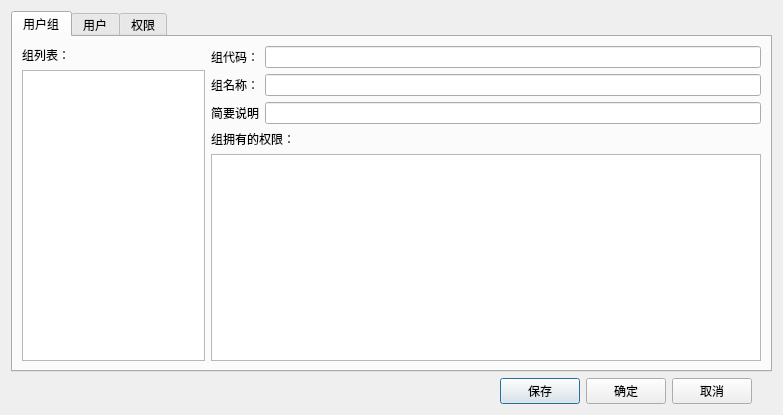
This is forms/seccondialog.ui in wangkungit5905/PzAssistant as Qt 5 draws it before an edit. The edited form follows.
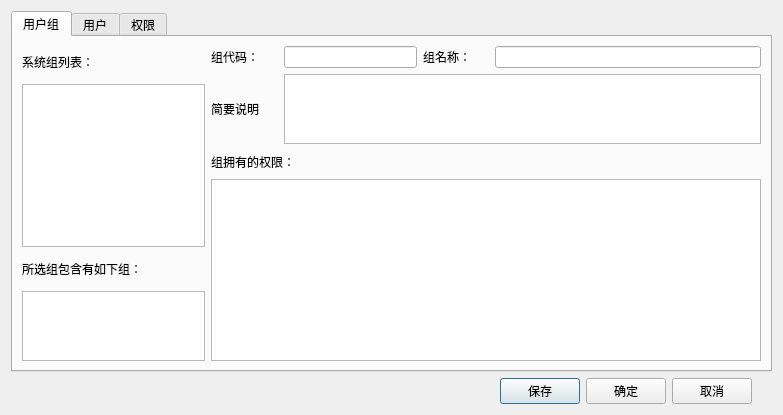
This is the edited form.

```diff
--- a/forms/seccondialog.ui
+++ b/forms/seccondialog.ui
@@ -28,11 +28,11 @@
       </attribute>
       <layout class="QHBoxLayout" name="horizontalLayout_5" stretch="1,3">
        <item>
-        <layout class="QVBoxLayout" name="verticalLayout">
+        <layout class="QVBoxLayout" name="verticalLayout" stretch="1,5,1,2">
          <item>
           <widget class="QLabel" name="label">
            <property name="text">
-            <string>组列表：</string>
+            <string>系统组列表：</string>
            </property>
           </widget>
          </item>
@@ -43,10 +43,24 @@
            </property>
           </widget>
          </item>
+         <item>
+          <widget class="QLabel" name="label_8">
+           <property name="text">
+            <string>所选组包含有如下组：</string>
+           </property>
+          </widget>
+         </item>
+         <item>
+          <widget class="QListWidget" name="lwGroupContain">
+           <property name="contextMenuPolicy">
+            <enum>Qt::CustomContextMenu</enum>
+           </property>
+          </widget>
+         </item>
         </layout>
        </item>
        <item>
-        <layout class="QGridLayout" name="gridLayout">
+        <layout class="QGridLayout" name="gridLayout" rowstretch="1,2,1,8" columnstretch="1,2,1,4">
          <item row="0" column="0">
           <widget class="QLabel" name="label_2">
            <property name="text">
@@ -61,24 +75,34 @@
            </property>
           </widget>
          </item>
-         <item row="1" column="0">
+         <item row="0" column="2">
           <widget class="QLabel" name="label_3">
            <property name="text">
             <string>组名称：</string>
            </property>
           </widget>
          </item>
-         <item row="1" column="1">
+         <item row="0" column="3">
           <widget class="QLineEdit" name="edtGroupName"/>
          </item>
-         <item row="4" column="0" colspan="2">
+         <item row="1" column="0">
+          <widget class="QLabel" name="label_15">
+           <property name="text">
+            <string>简要说明</string>
+           </property>
+          </widget>
+         </item>
+         <item row="1" column="1" colspan="3">
+          <widget class="QPlainTextEdit" name="edtGroupExplain"/>
+         </item>
+         <item row="2" column="0" colspan="2">
           <widget class="QLabel" name="label_12">
            <property name="text">
             <string>组拥有的权限：</string>
            </property>
           </widget>
          </item>
-         <item row="5" column="0" colspan="2">
+         <item row="3" column="0" colspan="4">
           <widget class="QTreeWidget" name="trwGroup">
            <attribute name="headerVisible">
             <bool>false</bool>
@@ -90,16 +114,6 @@
            </column>
           </widget>
          </item>
-         <item row="2" column="0">
-          <widget class="QLabel" name="label_15">
-           <property name="text">
-            <string>简要说明</string>
-           </property>
-          </widget>
-         </item>
-         <item row="2" column="1">
-          <widget class="QLineEdit" name="edtGroupExplain"/>
-         </item>
         </layout>
        </item>
       </layout>
```
Left out of the diff: 48 changed lines with no effect on the pictures.
